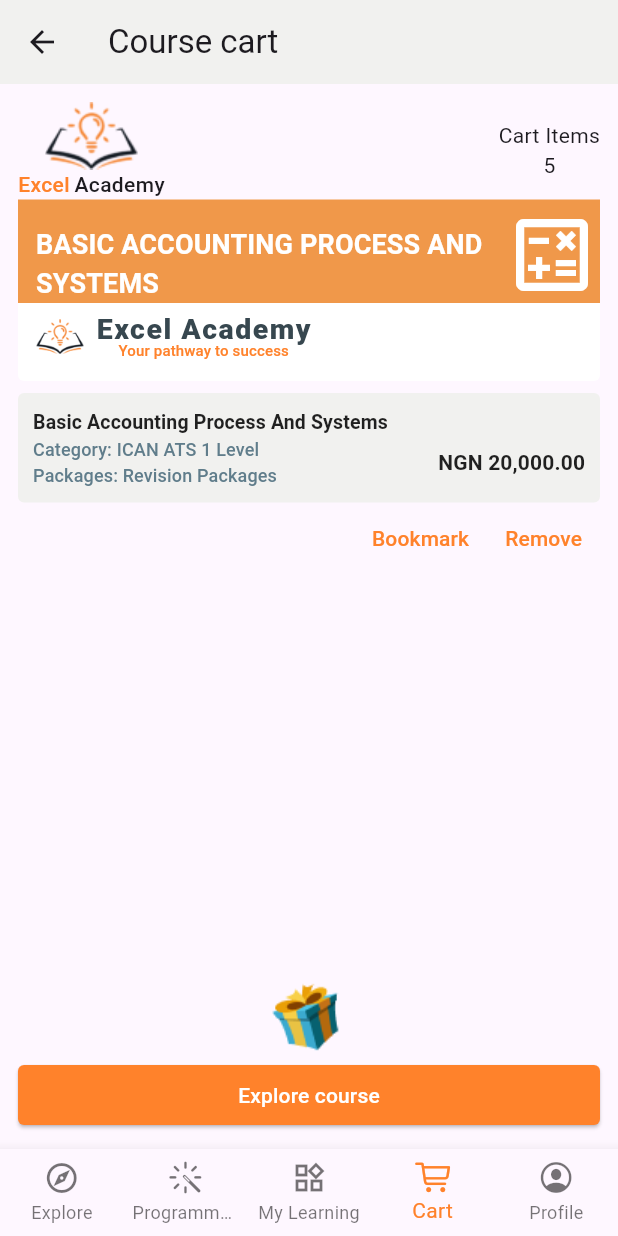
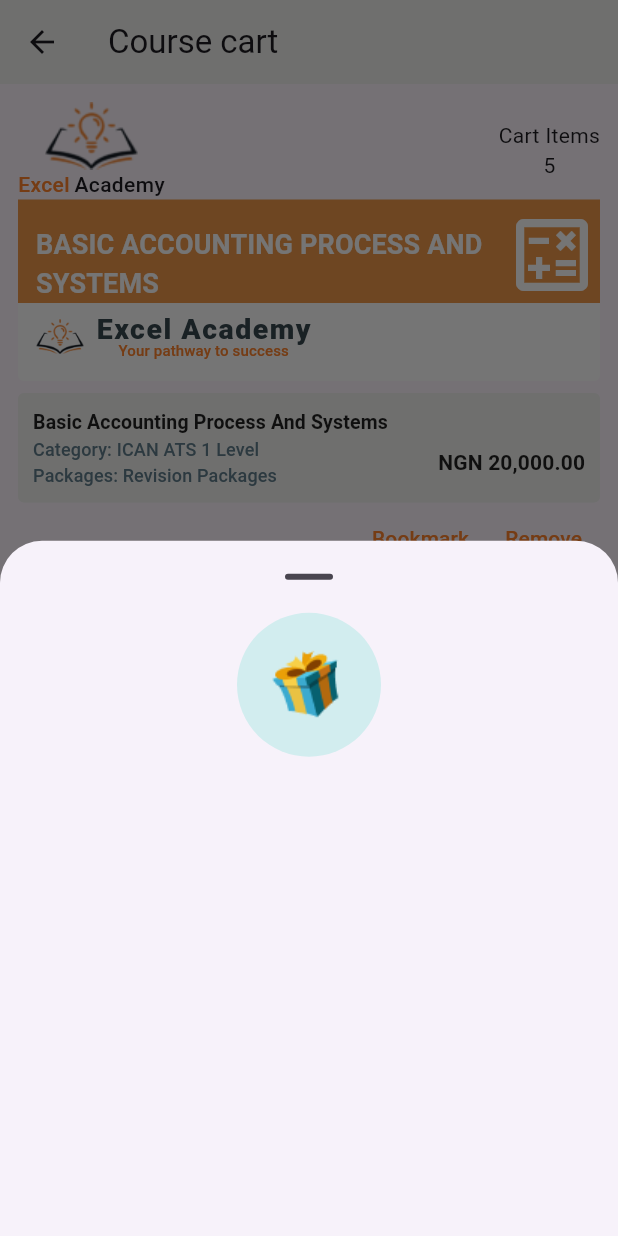
Before and after one commit to Toffee23/course-view, a Flutter app: the screen it shows after launch, item 4 of the bottom bar chosen, after a tap on "Explore course", on a phone screen of 412 x 824 dp. Run offline on Flutter 3.47's test engine with Material 3 defaults, Android fonts, the phone set to English and light mode, and no system bars; our stand-ins replace cached_network_image, chewie, dio, flutter_riverpod, hex, shimmer and 1 more; missing offline and left inert: encrypt; network calls fail.

Commit message:
Update the cart page

```diff
--- a/lib/pages/cart/page.dart
+++ b/lib/pages/cart/page.dart
@@ -1,4 +1,3 @@
-import 'package:flutter/cupertino.dart';
 import 'package:flutter/material.dart';
 
 class CartPage extends StatelessWidget {
@@ -7,6 +6,16 @@ class CartPage extends StatelessWidget {
     required this.onArrowBackPressed,
   }) : super(key: key);
   final VoidCallback onArrowBackPressed;
+
+  void _onPressed(BuildContext context) {
+    showModalBottomSheet(
+      context: context,
+      showDragHandle: true,
+      builder: (BuildContext context) {
+        return CartBottomSheet();
+      },
+    );
+  }
 
   @override
   Widget build(BuildContext context) {
@@ -27,6 +36,7 @@ class CartPage extends StatelessWidget {
             child: Column(
               children: <Widget>[
                 Expanded(
+                  child: SingleChildScrollView(
                     child: Column(
                       children: <Widget>[
                         Row(
@@ -63,7 +73,8 @@ class CartPage extends StatelessWidget {
                             )
                           ],
                         ),
-                      MaterialButton(
+                        ...List.generate(5, (index) {
+                          return MaterialButton(
                             onPressed: () {},
                             padding: EdgeInsets.zero,
                             child: Column(
@@ -121,7 +132,8 @@ class CartPage extends StatelessWidget {
                                                     .titleMedium
                                                     ?.copyWith(
                                                       height: 1,
-                                                  fontWeight: FontWeight.w900,
+                                                      fontWeight:
+                                                          FontWeight.w900,
                                                     ),
                                               ),
                                               Text(
@@ -149,7 +161,8 @@ class CartPage extends StatelessWidget {
                                     borderRadius: BorderRadius.circular(4.0),
                                   ),
                                   child: const Column(
-                                crossAxisAlignment: CrossAxisAlignment.start,
+                                    crossAxisAlignment:
+                                        CrossAxisAlignment.start,
                                     children: <Widget>[
                                       Text(
                                         'Basic Accounting Process And Systems',
@@ -200,7 +213,8 @@ class CartPage extends StatelessWidget {
                                     TextButton(
                                       onPressed: () {},
                                       style: ButtonStyle(
-                                    foregroundColor: MaterialStatePropertyAll(
+                                        foregroundColor:
+                                            MaterialStatePropertyAll(
                                           Theme.of(context).primaryColor,
                                         ),
                                       ),
@@ -209,7 +223,8 @@ class CartPage extends StatelessWidget {
                                     TextButton(
                                       onPressed: () {},
                                       style: ButtonStyle(
-                                    foregroundColor: MaterialStatePropertyAll(
+                                        foregroundColor:
+                                            MaterialStatePropertyAll(
                                           Theme.of(context).primaryColor,
                                         ),
                                       ),
@@ -219,8 +234,10 @@ class CartPage extends StatelessWidget {
                                 ),
                               ],
                             ),
+                          );
+                        }),
+                      ],
                     ),
-                    ],
                   ),
                   // child: Center(
                   //   child: Column(
@@ -241,14 +258,42 @@ class CartPage extends StatelessWidget {
                   // ),
                 ),
                 Container(
-                  child: Column(
+                  padding: const EdgeInsets.all(5.0),
+                  decoration: BoxDecoration(
+                    color: const Color(0XFFF1F1EF),
+                    borderRadius: BorderRadius.circular(4.0),
+                  ),
+                  child: Row(
                     children: <Widget>[
+                      CircleAvatar(
+                        backgroundColor: const Color(0xFFFFE6D5),
+                        child: Image.asset('assets/images/cardpos.png'),
+                      ),
+                      const SizedBox(width: 5.0),
+                      const Column(
+                        crossAxisAlignment: CrossAxisAlignment.start,
+                        children: <Widget>[
+                          Text('Total payment'),
+                          Text(
+                            'NGN 20,000.00',
+                            style: TextStyle(
+                              fontWeight: FontWeight.bold,
+                              color: Colors.black87,
+                            ),
+                          ),
+                        ],
+                      ),
+                      const Spacer(),
+                      Container(
+                        color: Colors.blueGrey,
+                        child: Text('boxed'),
+                      ),
                       Image.asset('assets/images/emoji_wrapped_present_.png'),
                     ],
                   ),
                 ),
                 ElevatedButton(
-                  onPressed: () {},
+                  onPressed: () => _onPressed(context),
                   style: ButtonStyle(
                     backgroundColor: MaterialStatePropertyAll(
                       Theme.of(context).primaryColor,
@@ -275,3 +320,23 @@ class CartPage extends StatelessWidget {
     );
   }
 }
+
+class CartBottomSheet extends StatelessWidget {
+  const CartBottomSheet({Key? key}) : super(key: key);
+
+  @override
+  Widget build(BuildContext context) {
+    return Container(
+      width: double.infinity,
+      child: Column(
+        children: <Widget>[
+          CircleAvatar(
+            radius: 48,
+            backgroundColor: const Color(0xFFD2EDEF),
+            child: Image.asset('assets/images/emoji_wrapped_present_.png'),
+          ),
+        ],
+      ),
+    );
+  }
+}
```
Also changed, not shown: assets/images/cardpos.png (added). Lines whose indentation alone changed are shown as unchanged.
